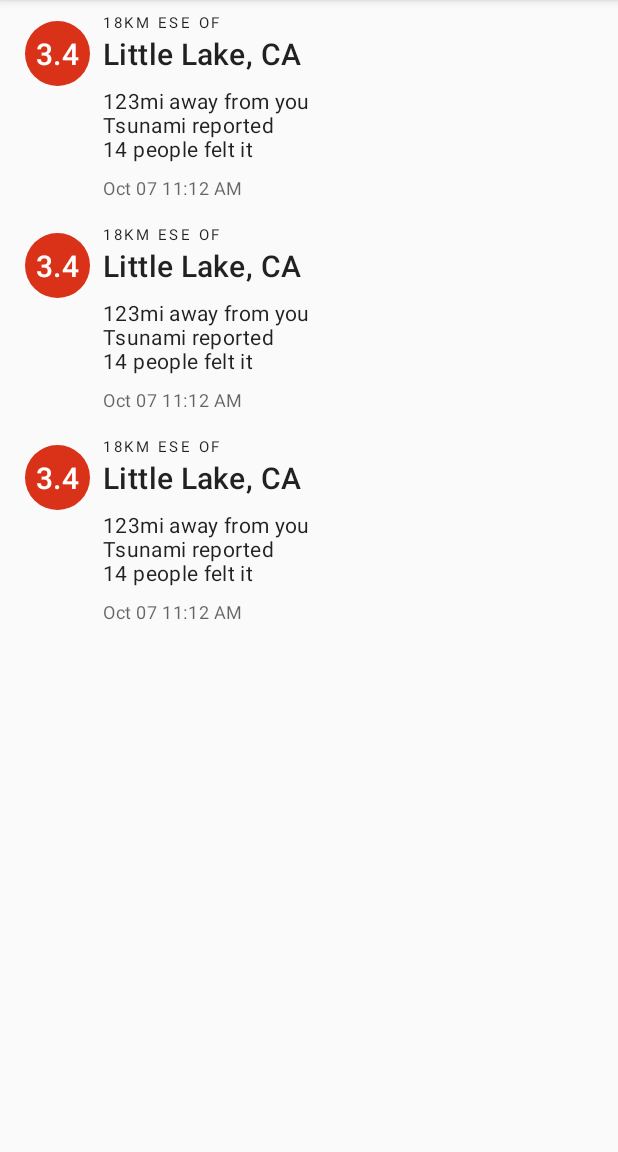
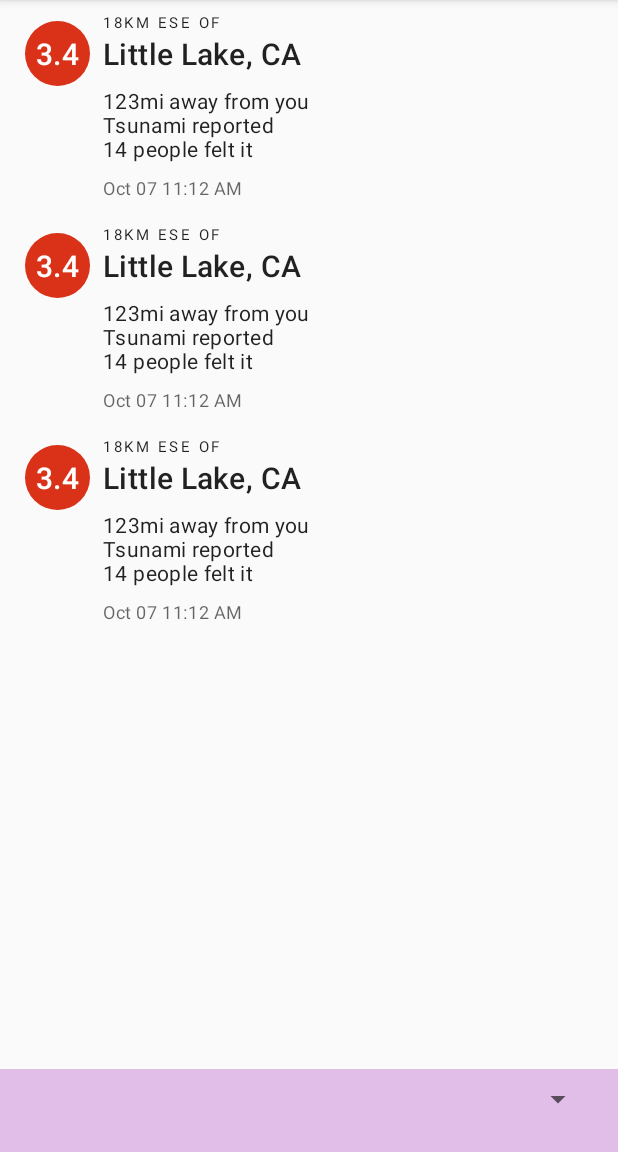
Before and after one commit to rohan-kadkol/EarthquakeTracker, an Android app: the layout activity_main.xml on its own in the app's theme, with its tools: preview values and no code run, on a phone screen of 412 x 824 dp, the part 84-1236 px from its top. Run offline under Robolectric (Android 15) with nearby library versions, the phone set to English and light mode, and no system bars.

Commit message:
Persistent bottom sheet (only layout)

```diff
--- a/app/src/main/java/com/rohan/earthquaketracker/EarthquakeDetail.java
+++ b/app/src/main/java/com/rohan/earthquaketracker/EarthquakeDetail.java
@@ -88,7 +88,7 @@ public class EarthquakeDetail extends AppCompatActivity {
                 .into(ivMap, new Callback() {
                     @Override
                     public void onSuccess() {
-                        vMapBackground.setVisibility(View.VISIBLE);
+//                        vMapBackground.setAlpha(1);
                     }
 
                     @Override
@@ -135,7 +135,9 @@ public class EarthquakeDetail extends AppCompatActivity {
                     new Pair<>(tvLocation1, tvLocation1.getTransitionName()),
                     new Pair<>(tvLocation2, tvLocation2.getTransitionName()),
                     new Pair<>(tvTime, tvTime.getTransitionName()),
-                    new Pair<>(ivMagBackground, ivMagBackground.getTransitionName())).toBundle();
+                    new Pair<>(ivMagBackground, ivMagBackground.getTransitionName()),
+//                    new Pair<>(ivMap, ivMap.getTransitionName()),
+                    new Pair<>(vMapBackground, vMapBackground.getTransitionName())).toBundle();
         }
 
         Intent intent = new Intent(this, MapImageActivity.class);
--- a/app/src/main/java/com/rohan/earthquaketracker/MapImageActivity.java
+++ b/app/src/main/java/com/rohan/earthquaketracker/MapImageActivity.java
@@ -65,12 +65,14 @@ public class MapImageActivity extends AppCompatActivity {
         String magnitude = StringUtils.getFormattedMagnitude(mEarthquake.getProperties().getMagnitude());
         String[] location = StringUtils.getFormattedLocation(mEarthquake.getProperties().getPlace());
         int magBackground = mEarthquake.getProperties().getMagnitudeBackground();
+        int rootBackground = mEarthquake.getProperties().getRootBackground();
         String time = StringUtils.getFormattedDate(mEarthquake.getProperties().getTime() * 1000L);
 
         tvMagnitude.setText(magnitude);
         tvLocation1.setText(location[0]);
         tvLocation2.setText(location[1]);
         ivMagBackground.setColorFilter(ContextCompat.getColor(ivMagBackground.getContext(), magBackground));
+        toolbar.setBackgroundColor(ContextCompat.getColor(ivMagBackground.getContext(), rootBackground));
         tvTime.setText(time);
 
         toolbar.setNavigationOnClickListener(view -> finish());
--- a/app/src/main/res/layout/activity_earthquake_detail.xml
+++ b/app/src/main/res/layout/activity_earthquake_detail.xml
@@ -24,13 +24,15 @@
                 android:layout_height="wrap_content"
                 tools:src="@mipmap/map_sample"
                 android:scaleType="centerCrop"
-                app:layout_collapseMode="parallax"/>
+                android:transitionName="@string/map"
+                app:layout_collapseMode="parallax" />
 
             <View
                 android:id="@+id/v_map_background"
                 android:layout_width="match_parent"
                 android:layout_height="match_parent"
-                android:visibility="invisible"
+                android:alpha="1"
+                android:transitionName="@string/map_background"
                 android:background="@drawable/scrim"/>
 
             <androidx.constraintlayout.widget.ConstraintLayout
--- a/app/src/main/res/layout/activity_main.xml
+++ b/app/src/main/res/layout/activity_main.xml
@@ -11,11 +11,11 @@
         android:layout_width="match_parent"
         android:layout_height="wrap_content">
 
-            <androidx.appcompat.widget.Toolbar
-                android:layout_width="match_parent"
-                android:layout_height="?actionBarSize"
-                app:titleTextAppearance="@style/TextAppearance.AppCompat.Widget.ActionBar.Title.Inverse"
-                app:title="@string/app_name"/>
+        <androidx.appcompat.widget.Toolbar
+            android:layout_width="match_parent"
+            android:layout_height="?actionBarSize"
+            app:title="@string/app_name"
+            app:titleTextAppearance="@style/TextAppearance.AppCompat.Widget.ActionBar.Title.Inverse" />
 
     </com.google.android.material.appbar.AppBarLayout>
 
@@ -23,6 +23,7 @@
         android:id="@+id/swipe_refresh"
         android:layout_width="match_parent"
         android:layout_height="match_parent"
+        android:layout_marginBottom="55dp"
         app:layout_behavior="@string/appbar_scrolling_view_behavior">
 
         <androidx.recyclerview.widget.RecyclerView
@@ -33,4 +34,22 @@
 
     </androidx.swiperefreshlayout.widget.SwipeRefreshLayout>
 
+    <LinearLayout
+        android:layout_width="match_parent"
+        android:layout_height="350dp"
+        app:behavior_peekHeight="55dp"
+        app:layout_insetEdge="bottom"
+        android:background="@color/primary_light"
+        app:layout_behavior="@string/bottom_sheet_behavior">
+
+        <Spinner
+            android:id="@+id/spinner"
+            android:layout_width="match_parent"
+            android:layout_height="wrap_content"
+            android:layout_marginStart="@dimen/start_margin"
+            android:layout_marginEnd="@dimen/start_margin"
+            android:layout_marginTop="@dimen/sub_margin"/>
+
+    </LinearLayout>
+
 </androidx.coordinatorlayout.widget.CoordinatorLayout>
```
Also changed, not shown: app/src/main/java/com/rohan/earthquaketracker/MainActivity.java (+24 -1 lines), app/src/main/res/layout/activity_map_image.xml (+21 -5 lines), app/src/main/res/values/strings.xml (+10 -0 lines).
